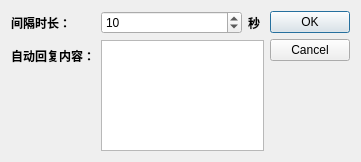
Before: the Qt Designer form hello_world/talk_robot/gui/auto_send_setting.ui in WatsonJay/python_test, drawn with Qt 5.
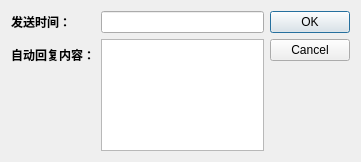
After: the same form once the commit is applied.

The edit to the form file:
```diff
--- a/hello_world/talk_robot/gui/auto_send_setting.ui
+++ b/hello_world/talk_robot/gui/auto_send_setting.ui
@@ -27,7 +27,7 @@
         </font>
        </property>
        <property name="text">
-        <string>间隔时长：</string>
+        <string>发送时间：</string>
        </property>
       </widget>
      </item>
@@ -45,40 +45,11 @@
        </property>
       </widget>
      </item>
-     <item row="0" column="1">
-      <layout class="QHBoxLayout" name="horizontalLayout" stretch="9,1">
-       <item>
-        <widget class="QSpinBox" name="timeBox">
-         <property name="minimum">
-          <number>5</number>
-         </property>
-         <property name="maximum">
-          <number>360</number>
-         </property>
-         <property name="value">
-          <number>10</number>
-         </property>
-        </widget>
-       </item>
-       <item>
-        <widget class="QLabel" name="label_3">
-         <property name="font">
-          <font>
-           <family>微软雅黑</family>
-           <pointsize>9</pointsize>
-           <weight>75</weight>
-           <bold>true</bold>
-          </font>
-         </property>
-         <property name="text">
-          <string>秒</string>
-         </property>
-        </widget>
-       </item>
-      </layout>
-     </item>
      <item row="1" column="1">
-      <widget class="QTextEdit" name="textEdit"/>
+      <widget class="QTextEdit" name="sendWords"/>
+     </item>
+     <item row="0" column="1">
+      <widget class="QLineEdit" name="timeLineEdit"/>
      </item>
     </layout>
    </item>
```
